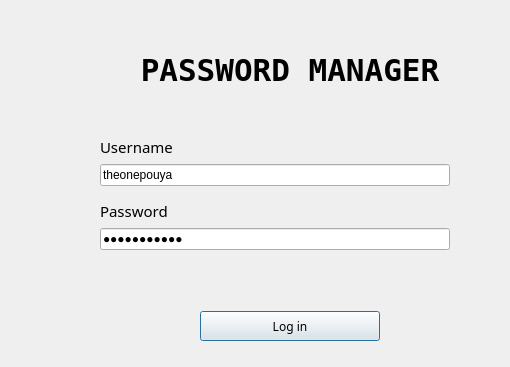
First picture: the form in GUI/logindialog.ui, repository pouyace/Password-Keeper, before the edit; both pictures show x 490 to 1000 and y 0 to 367 of the 1000 by 600 pixel window.
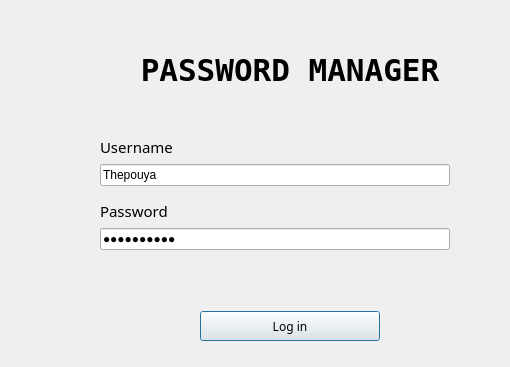
Second picture: the form after the edit.

Patch:
```diff
--- a/GUI/logindialog.ui
+++ b/GUI/logindialog.ui
@@ -141,7 +141,7 @@
                </font>
               </property>
               <property name="text">
-               <string>theonepouya</string>
+               <string>Thepouya</string>
               </property>
              </widget>
             </item>
@@ -191,7 +191,7 @@
                </size>
               </property>
               <property name="text">
-               <string>theonepouya</string>
+               <string>pouyapouya</string>
               </property>
               <property name="echoMode">
                <enum>QLineEdit::Password</enum>
```
